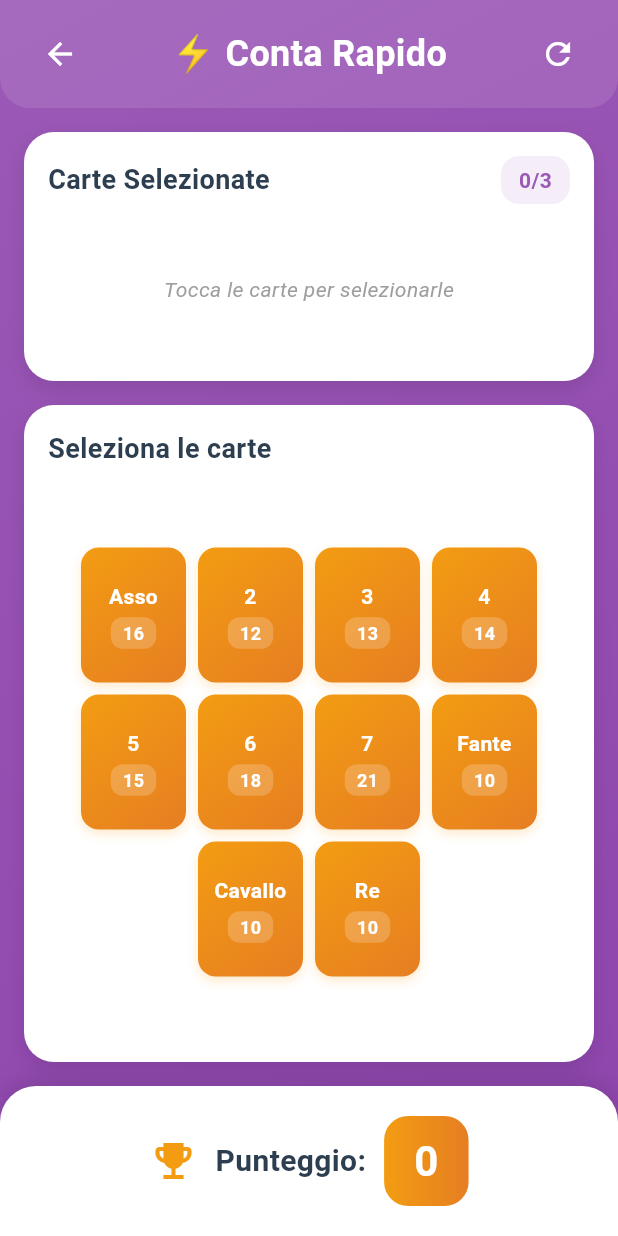
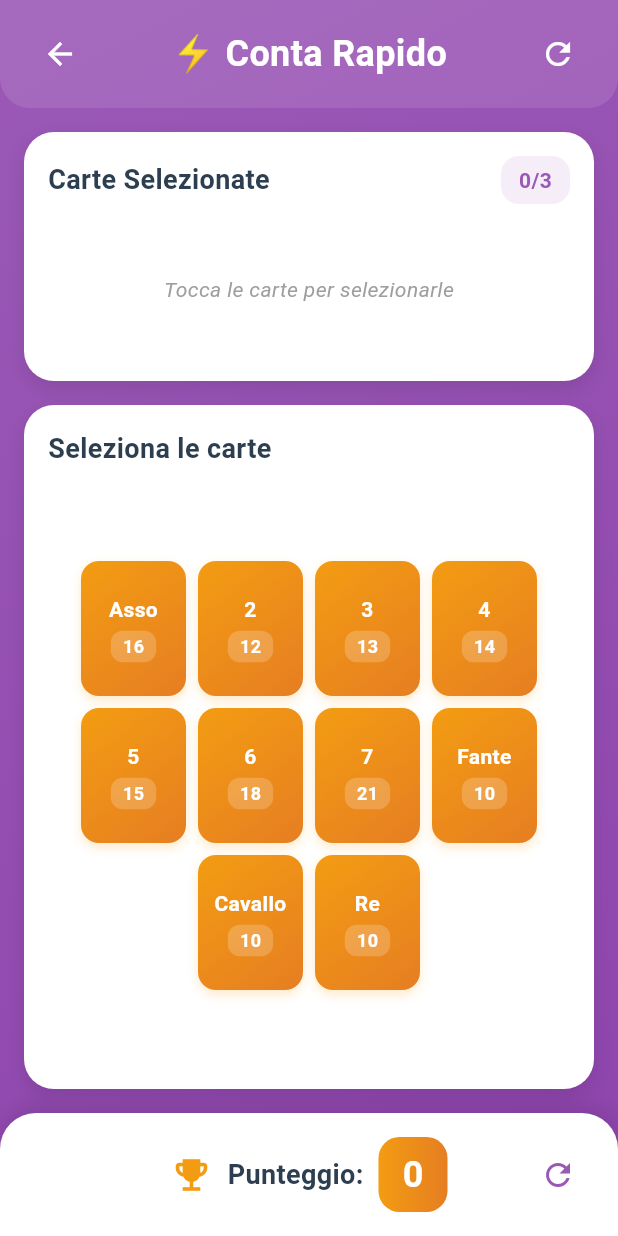
Before and after one commit to raffo93p/stoppa-score, a Flutter app: the QuickCountScreen screen opened directly, on a phone screen of 412 x 824 dp. Run offline on Flutter 3.47's test engine with Material 3 defaults, Android fonts, the phone set to English and light mode, and no system bars; our stand-ins replace equatable.

Commit message:
add refresh on quick count screen

```diff
--- a/lib/screens/quick_count_screen.dart
+++ b/lib/screens/quick_count_screen.dart
@@ -377,7 +377,7 @@ class _QuickCountScreenState extends State<QuickCountScreen> {
 
   Widget _buildScoreSection() {
     return Container(
-      padding: const EdgeInsets.all(20),
+      padding: const EdgeInsets.symmetric(horizontal: 16, vertical: 16),
       decoration: BoxDecoration(
         color: Colors.white,
         borderRadius: const BorderRadius.only(
@@ -393,33 +393,65 @@ class _QuickCountScreenState extends State<QuickCountScreen> {
         ],
       ),
       child: Row(
+        children: [
+          const SizedBox(
+            width: 48,
+          ), // Spazio per bilanciare il pulsante refresh
+          Expanded(
+            child: Row(
               mainAxisAlignment: MainAxisAlignment.center,
               children: [
-          const Icon(Icons.emoji_events, color: Color(0xFFF39C12), size: 32),
-          const SizedBox(width: 12),
+                const Icon(
+                  Icons.emoji_events,
+                  color: Color(0xFFF39C12),
+                  size: 28,
+                ),
+                const SizedBox(width: 10),
                 const Text(
                   'Punteggio:',
                   style: TextStyle(
-              fontSize: 20,
+                    fontSize: 18,
                     fontWeight: FontWeight.bold,
                     color: Color(0xFF2C3E50),
                   ),
                 ),
-          const SizedBox(width: 12),
+                const SizedBox(width: 10),
                 Container(
-            padding: const EdgeInsets.symmetric(horizontal: 20, vertical: 10),
+                  padding: const EdgeInsets.symmetric(
+                    horizontal: 16,
+                    vertical: 8,
+                  ),
                   decoration: BoxDecoration(
                     gradient: const LinearGradient(
                       colors: [Color(0xFFF39C12), Color(0xFFE67E22)],
                     ),
-              borderRadius: BorderRadius.circular(16),
+                    borderRadius: BorderRadius.circular(14),
                   ),
                   child: Text(
                     '$_totalScore',
                     style: const TextStyle(
-                fontSize: 28,
+                      fontSize: 24,
                       fontWeight: FontWeight.bold,
                       color: Colors.white,
+                    ),
+                  ),
+                ),
+              ],
+            ),
+          ),
+          Material(
+            color: Colors.white,
+            borderRadius: BorderRadius.circular(12),
+            child: InkWell(
+              onTap: () {
+                setState(() {
+                  _selectedRanks.clear();
+                });
+              },
+              borderRadius: BorderRadius.circular(12),
+              child: const Padding(
+                padding: EdgeInsets.all(12),
+                child: Icon(Icons.refresh, color: Color(0xFF9B59B6), size: 24),
               ),
             ),
           ),
```
Lines whose indentation alone changed are shown as unchanged.
